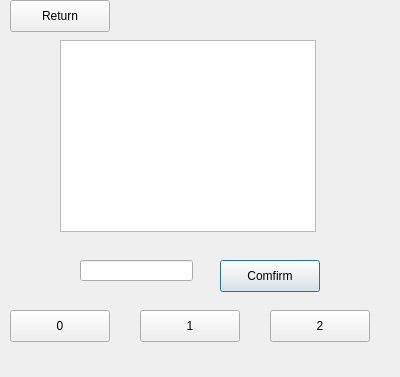
Qt form src/GameWindow.ui (tsglz/wangzhe_nongyao) before a commit.
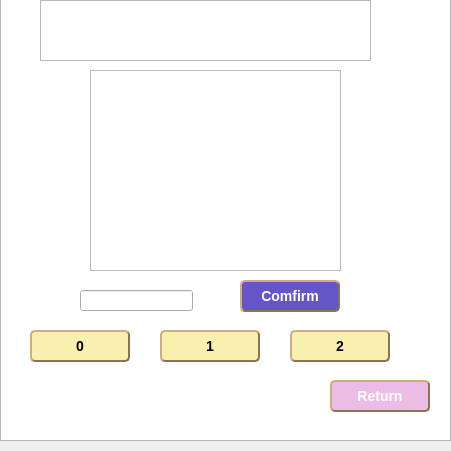
The same form after that commit. Icons and pictures are not drawn.

Patch:
```diff
--- a/src/GameWindow.ui
+++ b/src/GameWindow.ui
@@ -6,20 +6,38 @@
    <rect>
     <x>0</x>
     <y>0</y>
-    <width>400</width>
-    <height>377</height>
+    <width>451</width>
+    <height>451</height>
    </rect>
   </property>
+  <property name="minimumSize">
+   <size>
+    <width>451</width>
+    <height>451</height>
+   </size>
+  </property>
+  <property name="maximumSize">
+   <size>
+    <width>451</width>
+    <height>451</height>
+   </size>
+  </property>
+  <property name="sizeIncrement">
+   <size>
+    <width>451</width>
+    <height>0</height>
+   </size>
+  </property>
   <property name="windowTitle">
    <string>Dialog</string>
   </property>
   <widget class="QListView" name="gameView">
    <property name="geometry">
     <rect>
-     <x>60</x>
-     <y>40</y>
-     <width>256</width>
-     <height>192</height>
+     <x>90</x>
+     <y>70</y>
+     <width>251</width>
+     <height>201</height>
     </rect>
    </property>
   </widget>
@@ -27,7 +45,7 @@
    <property name="geometry">
     <rect>
      <x>80</x>
-     <y>260</y>
+     <y>290</y>
      <width>113</width>
      <height>21</height>
     </rect>
@@ -36,12 +54,43 @@
   <widget class="QPushButton" name="comfirm">
    <property name="geometry">
     <rect>
-     <x>220</x>
-     <y>260</y>
+     <x>240</x>
+     <y>280</y>
      <width>100</width>
      <height>32</height>
     </rect>
    </property>
+   <property name="styleSheet">
+    <string notr="true">
+QPushButton
+{
+	background-color: rgb(101, 86, 200);
+	border-style: outset;
+	border-width: 2px;
+	border-radius:5px; /*边界圆滑*/
+	border-color: #8B7355;
+	font: bold 14px;
+	min-width:2em;
+	color:white; /*字体颜色*/
+	font-family:华文新魏;
+	padding: 5px;
+}
+ 
+QPushButton:hover
+{
+	background-color: rgb(0, 150, 0);
+}
+ 
+QPushButton:pressed
+{
+	background-color: #1E90FF; /*伪状态经过时背景色*/ 
+	border-style: inset;
+}
+QPushButton:!enabled{
+	background-color: rgb(100, 100, 100);
+	border-style: inset;
+}</string>
+   </property>
    <property name="text">
     <string>Comfirm</string>
    </property>
@@ -49,12 +98,42 @@
   <widget class="QPushButton" name="return_2">
    <property name="geometry">
     <rect>
-     <x>10</x>
-     <y>0</y>
+     <x>330</x>
+     <y>380</y>
      <width>100</width>
      <height>32</height>
     </rect>
    </property>
+   <property name="styleSheet">
+    <string notr="true">QPushButton
+{
+	background-color: rgb(235, 189, 229);
+	border-style: outset;
+	border-width: 2px;
+	border-radius:5px; /*边界圆滑*/
+	border-color: #8B7355;
+	font: bold 14px;
+	min-width:2em;
+	color:white; /*字体颜色*/
+	font-family:华文新魏;
+	padding: 5px;
+}
+ 
+QPushButton:hover
+{
+	background-color: rgb(0, 150, 0);
+}
+ 
+QPushButton:pressed
+{
+	background-color: #1E90FF; /*伪状态经过时背景色*/ 
+	border-style: inset;
+}
+QPushButton:!enabled{
+	background-color: rgb(100, 100, 100);
+	border-style: inset;
+}</string>
+   </property>
    <property name="text">
     <string>Return</string>
    </property>
@@ -62,12 +141,44 @@
   <widget class="QPushButton" name="hero_0">
    <property name="geometry">
     <rect>
-     <x>10</x>
-     <y>310</y>
+     <x>30</x>
+     <y>330</y>
      <width>100</width>
      <height>32</height>
     </rect>
    </property>
+   <property name="styleSheet">
+    <string notr="true">QPushButton
+{
+	background-color: rgb(249, 240, 175);
+	border-style: outset;
+	border-width: 2px;
+	border-radius:5px; /*边界圆滑*/
+	border-color: #8B7355;
+	font: bold 14px;
+	min-width:2em;
+	color:black; /*字体颜色*/
+	font-family:华文新魏;
+	padding: 5px;
+}
+ 
+QPushButton:hover
+{
+	background-color: rgb(0, 150, 0);
+}
+ 
+QPushButton:pressed
+{
+	
+	background-color: rgb(238, 191, 224);
+	border-style: inset;
+}
+QPushButton:!enabled{
+	
+	background-color: rgb(238, 191, 224);
+	border-style: inset;
+}</string>
+   </property>
    <property name="text">
     <string>0</string>
    </property>
@@ -75,12 +186,42 @@
   <widget class="QPushButton" name="hero_1">
    <property name="geometry">
     <rect>
-     <x>140</x>
-     <y>310</y>
+     <x>160</x>
+     <y>330</y>
      <width>100</width>
      <height>32</height>
     </rect>
    </property>
+   <property name="styleSheet">
+    <string notr="true">QPushButton
+{
+	background-color: rgb(249, 240, 175);
+	border-style: outset;
+	border-width: 2px;
+	border-radius:5px; /*边界圆滑*/
+	border-color: #8B7355;
+	font: bold 14px;
+	min-width:2em;
+	color:black; /*字体颜色*/
+	font-family:华文新魏;
+	padding: 5px;
+}
+ 
+QPushButton:hover
+{
+	background-color: rgb(0, 150, 0);
+}
+ 
+QPushButton:pressed
+{
+	background-color: #ffff7f; /*伪状态经过时背景色*/ 
+	border-style: inset;
+}
+QPushButton:!enabled{
+	background-color: #f8dcff;
+	border-style: inset;
+}</string>
+   </property>
    <property name="text">
     <string>1</string>
    </property>
@@ -88,16 +229,118 @@
   <widget class="QPushButton" name="hero_2">
    <property name="geometry">
     <rect>
-     <x>270</x>
-     <y>310</y>
+     <x>290</x>
+     <y>330</y>
      <width>100</width>
      <height>32</height>
     </rect>
    </property>
+   <property name="styleSheet">
+    <string notr="true">QPushButton
+{
+	background-color: rgb(249, 240, 175);
+	border-style: outset;
+	border-width: 2px;
+	border-radius:5px; /*边界圆滑*/
+	border-color: #8B7355;
+	font: bold 14px;
+	min-width:2em;
+	color:black; /*字体颜色*/
+	font-family:华文新魏;
+	padding: 5px;
+}
+ 
+QPushButton:hover
+{
+	background-color: rgb(0, 150, 0);
+}
+ 
+QPushButton:pressed
+{
+	background-color: #ffff7f; /*伪状态经过时背景色*/ 
+	border-style: inset;
+}
+QPushButton:!enabled{
+	background-color: #f8dcff;
+	border-style: inset;
+}</string>
+   </property>
    <property name="text">
     <string>2</string>
    </property>
   </widget>
+  <widget class="QListView" name="listView">
+   <property name="geometry">
+    <rect>
+     <x>40</x>
+     <y>0</y>
+     <width>331</width>
+     <height>61</height>
+    </rect>
+   </property>
+   <property name="styleSheet">
+    <string notr="true">border-image: url(:/res/images/x5p50Umnpb(20241202-185758).jpg);</string>
+   </property>
+  </widget>
+  <widget class="QListView" name="listView_2">
+   <property name="geometry">
+    <rect>
+     <x>0</x>
+     <y>-10</y>
+     <width>451</width>
+     <height>451</height>
+    </rect>
+   </property>
+   <property name="minimumSize">
+    <size>
+     <width>451</width>
+     <height>451</height>
+    </size>
+   </property>
+   <property name="maximumSize">
+    <size>
+     <width>451</width>
+     <height>451</height>
+    </size>
+   </property>
+  </widget>
+  <widget class="QWidget" name="widget" native="true">
+   <property name="geometry">
+    <rect>
+     <x>0</x>
+     <y>170</y>
+     <width>91</width>
+     <height>121</height>
+    </rect>
+   </property>
+   <property name="styleSheet">
+    <string notr="true">image: url(:/res/images/IMG_4783.JPG);</string>
+   </property>
+  </widget>
+  <widget class="QWidget" name="widget_2" native="true">
+   <property name="geometry">
+    <rect>
+     <x>340</x>
+     <y>140</y>
+     <width>91</width>
+     <height>181</height>
+    </rect>
+   </property>
+   <property name="styleSheet">
+    <string notr="true">image: url(:/res/images/IMG_4784.JPG);</string>
+   </property>
+  </widget>
+  <zorder>listView_2</zorder>
+  <zorder>input</zorder>
+  <zorder>comfirm</zorder>
+  <zorder>return_2</zorder>
+  <zorder>hero_0</zorder>
+  <zorder>hero_1</zorder>
+  <zorder>hero_2</zorder>
+  <zorder>listView</zorder>
+  <zorder>widget</zorder>
+  <zorder>widget_2</zorder>
+  <zorder>gameView</zorder>
  </widget>
  <resources/>
  <connections/>
```
